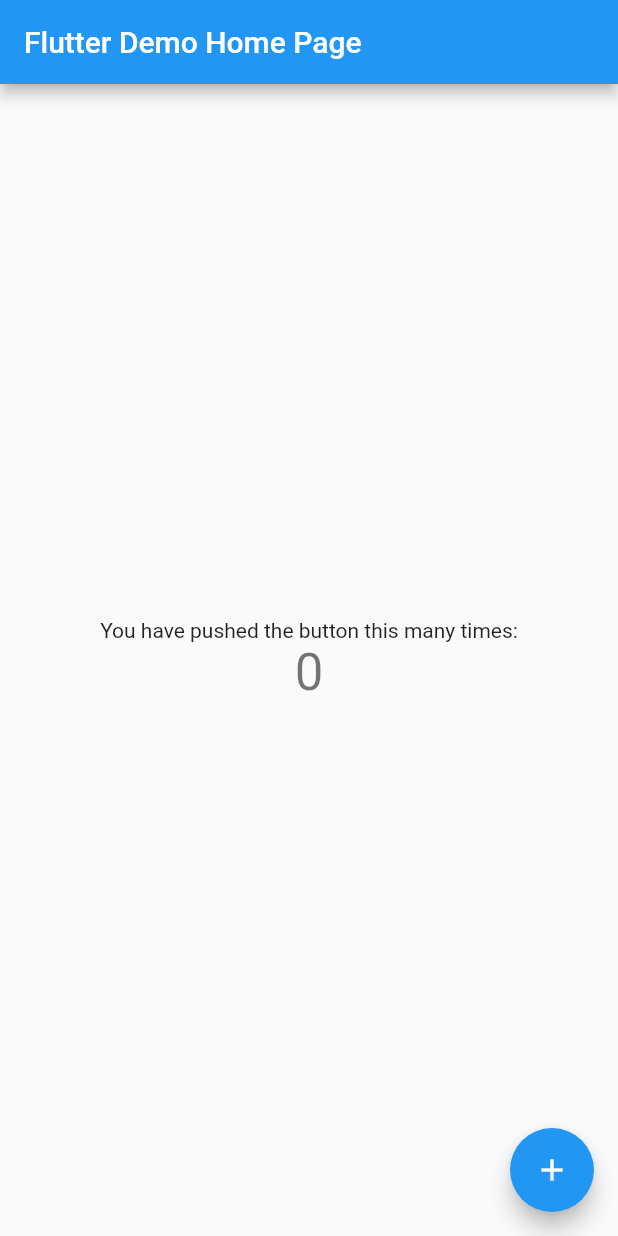
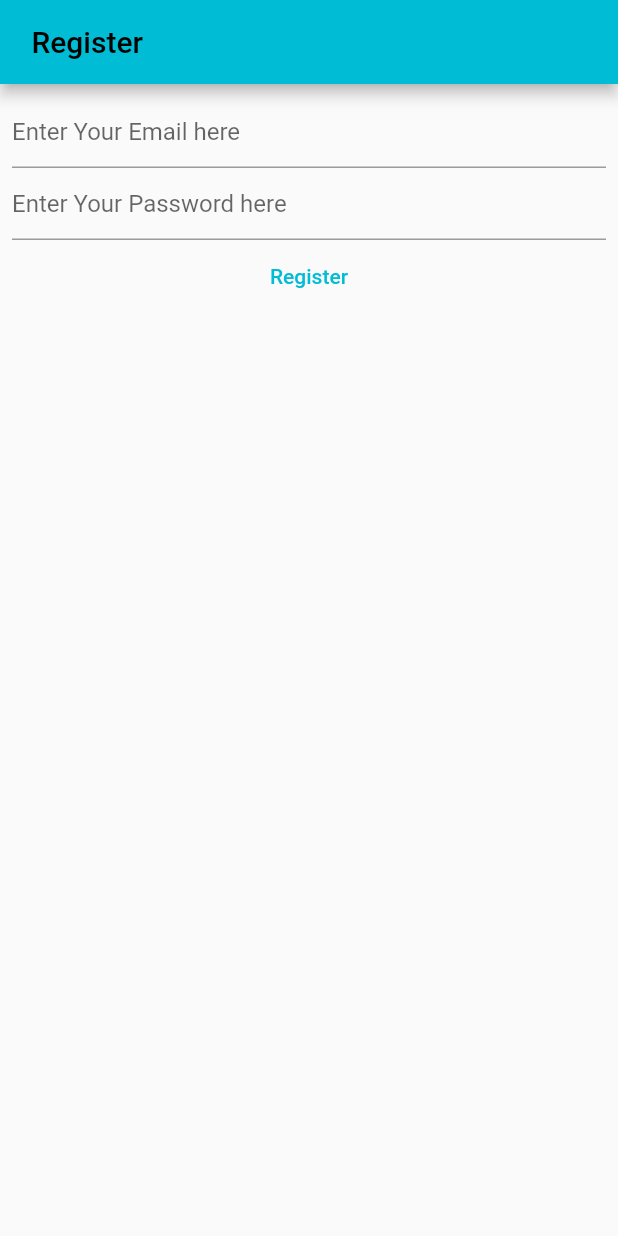
Before and after one commit to flutterexcel/swigy_test, a Flutter app: the screen it shows after launch, on a phone screen of 412 x 824 dp. Run offline on Flutter 3.47's test engine with Material 2 defaults, Android fonts, the phone set to English and light mode, and no system bars; our stand-ins replace firebase_auth, firebase_core; accounts and stored records are empty.

```diff
--- a/lib/main.dart
+++ b/lib/main.dart
@@ -1,115 +1,228 @@
+import 'package:firebase_core/firebase_core.dart';
 import 'package:flutter/material.dart';
+import 'package:firebase_auth/firebase_auth.dart';
+import 'firebase_options.dart';
 
 void main() {
-  runApp(const MyApp());
+  WidgetsFlutterBinding.ensureInitialized();
+
+  runApp(MaterialApp(
+    debugShowCheckedModeBanner: false,
+    title: 'My Test App',
+    theme: ThemeData(primarySwatch: Colors.cyan),
+    home: const HomePage(),
+  ));
 }
 
-class MyApp extends StatelessWidget {
-  const MyApp({super.key});
+class HomePage extends StatefulWidget {
+  const HomePage({super.key});
 
-  // This widget is the root of your application.
   @override
-  Widget build(BuildContext context) {
-    return MaterialApp(
-      title: 'Flutter Demo',
-      theme: ThemeData(
-        // This is the theme of your application.
-        //
-        // Try running your application with "flutter run". You'll see the
-        // application has a blue toolbar. Then, without quitting the app, try
-        // changing the primarySwatch below to Colors.green and then invoke
-        // "hot reload" (press "r" in the console where you ran "flutter run",
-        // or simply save your changes to "hot reload" in a Flutter IDE).
-        // Notice that the counter didn't reset back to zero; the application
-        // is not restarted.
-        primarySwatch: Colors.blue,
-      ),
-      home: const MyHomePage(title: 'Flutter Demo Home Page'),
-    );
-  }
+  State<HomePage> createState() => _HomePageState();
 }
 
-class MyHomePage extends StatefulWidget {
-  const MyHomePage({super.key, required this.title});
-
-  // This widget is the home page of your application. It is stateful, meaning
-  // that it has a State object (defined below) that contains fields that affect
-  // how it looks.
-
-  // This class is the configuration for the state. It holds the values (in this
-  // case the title) provided by the parent (in this case the App widget) and
-  // used by the build method of the State. Fields in a Widget subclass are
-  // always marked "final".
-
-  final String title;
+class _HomePageState extends State<HomePage> {
+  late final TextEditingController _email;
+  late final TextEditingController _password;
+  @override
+  void initState() {
+    super.initState();
+    _password = TextEditingController();
+    _email = TextEditingController();
+  }
 
   @override
-  State<MyHomePage> createState() => _MyHomePageState();
-}
-
-class _MyHomePageState extends State<MyHomePage> {
-  int _counter = 0;
-
-  void _incrementCounter() {
-    setState(() {
-      // This call to setState tells the Flutter framework that something has
-      // changed in this State, which causes it to rerun the build method below
-      // so that the display can reflect the updated values. If we changed
-      // _counter without calling setState(), then the build method would not be
-      // called again, and so nothing would appear to happen.
-      _counter++;
-    });
+  void dispose() {
+    // TODO: implement dispose
+    super.dispose();
+    _email.dispose();
+    _password.dispose();
   }
 
   @override
   Widget build(BuildContext context) {
-    // This method is rerun every time setState is called, for instance as done
-    // by the _incrementCounter method above.
-    //
-    // The Flutter framework has been optimized to make rerunning build methods
-    // fast, so that you can just rebuild anything that needs updating rather
-    // than having to individually change instances of widgets.
     return Scaffold(
-      appBar: AppBar(
-        // Here we take the value from the MyHomePage object that was created by
-        // the App.build method, and use it to set our appbar title.
-        title: Text(widget.title),
-      ),
-      body: Center(
-        // Center is a layout widget. It takes a single child and positions it
-        // in the middle of the parent.
-        child: Column(
-          // Column is also a layout widget. It takes a list of children and
-          // arranges them vertically. By default, it sizes itself to fit its
-          // children horizontally, and tries to be as tall as its parent.
-          //
-          // Invoke "debug painting" (press "p" in the console, choose the
-          // "Toggle Debug Paint" action from the Flutter Inspector in Android
-          // Studio, or the "Toggle Debug Paint" command in Visual Studio Code)
-          // to see the wireframe for each widget.
-          //
-          // Column has various properties to control how it sizes itself and
-          // how it positions its children. Here we use mainAxisAlignment to
-          // center the children vertically; the main axis here is the vertical
-          // axis because Columns are vertical (the cross axis would be
-          // horizontal).
-          mainAxisAlignment: MainAxisAlignment.center,
-          children: <Widget>[
-            const Text(
-              'You have pushed the button this many times:',
+        appBar: AppBar(
+          title: const Text(' Register'),
+        ),
+        body: Padding(
+          padding: const EdgeInsets.all(8.0),
+          child: FutureBuilder(
+            future: Firebase.initializeApp(
+              options: DefaultFirebaseOptions.currentPlatform,
             ),
-            Text(
-              '$_counter',
-              style: Theme.of(context).textTheme.headline4,
-            ),
-          ],
-        ),
-      ),
-      floatingActionButton: FloatingActionButton(
-        onPressed: _incrementCounter,
-        tooltip: 'Increment',
-        child: const Icon(Icons.add),
-      ), // This trailing comma makes auto-formatting nicer for build methods.
-    );
+            builder: (context, snapshot) {
+              switch (snapshot.connectionState) {
+                case ConnectionState.done:
+                  return Column(
+                    children: [
+                      TextField(
+                        enableSuggestions: false,
+                        autocorrect: false,
+                        controller: _email,
+                        decoration: const InputDecoration(
+                            hintText: 'Enter Your Email here'),
+                      ),
+                      TextField(
+                        controller: _password,
+                        obscureText: true,
+                        enableSuggestions: false,
+                        autocorrect: false,
+                        decoration: const InputDecoration(
+                            hintText: 'Enter Your Password here'),
+                      ),
+                      Center(
+                        child: TextButton(
+                          onPressed: () async {
+                            final email = _email.text;
+                            final password = _password.text;
+
+                            final userCredential = await FirebaseAuth.instance
+                                .createUserWithEmailAndPassword(
+                                    email: email, password: password);
+
+                            print("userCredential${userCredential}");
+                          },
+                          child: const Text('Register'),
+                        ),
+                      ),
+                    ],
+                  );
+
+                default:
+                  return Text('Loading');
+              }
+            },
+          ),
+        ));
   }
 }
+
+
+
+
+
+
+
+// class MyApp extends StatelessWidget {
+//   const MyApp({super.key});
+
+//   // This widget is the root of your application.
+//   @override
+//   Widget build(BuildContext context) {
+//     return MaterialApp(
+//       debugShowCheckedModeBanner: false,
+//       title: 'Flutter Demo',
+//       theme: ThemeData(
+//         primarySwatch: Colors.orange,
+//       ),
+//       home: const MyHomePage(title: 'Swiggy Dynamic Page'),
+//     );
+//   }
+// }
+
+// class MyHomePage extends StatefulWidget {
+//   const MyHomePage({super.key, required this.title});
+
+//   final String title;
+
+//   @override
+//   State<MyHomePage> createState() => _MyHomePageState();
+// }
+
+// class _MyHomePageState extends State<MyHomePage> {
+//   int _counter = 0;
+
+//   void _incrementCounter() {
+//     setState(() {
+//       _counter++;
+//     });
+//   }
+
+//   @override
+//   Widget build(BuildContext context) {
+//     return Scaffold(
+//       appBar: AppBar(
+//         // Here we take the value from the MyHomePage object that was created by
+//         // the App.build method, and use it to set our appbar title.
+//         title: Text(widget.title),
+//       ),
+//       body:
+//           // Center is a layout widget. It takes a single child and positions it
+//           // in the middle of the parent.
+//           Column(mainAxisAlignment: MainAxisAlignment.center, children: [
+//         Spacer(),
+//         Divider(color: Colors.grey),
+//       ]),
+
+//       bottomNavigationBar: Padding(
+//         padding: const EdgeInsets.all(8.0),
+//         child: Row(
+//           children: <Widget>[
+//             Expanded(
+//               child: InkWell(
+//                 onTap: () {
+//                   showDialog(
+//                     context: context,
+//                     builder: (context) {
+//                       return HoverItem();
+//                     },
+//                   );
+//                 },
+//                 onHover: (value) {
+//                   showDialog(
+//                     context: context,
+//                     builder: (context) {
+//                       return const HoverItem();
+//                     },
+//                   );
+//                 },
+//                 child: Container(
+//                   height: 30,
+//                   width: 30,
+//                   child: Image(
+//                       image: AssetImage('asset/images/swiggy.176x256.png')),
+//                 ),
+//               ),
+//             ),
+
+//             Expanded(
+//               child: Container(
+//                 height: 30,
+//                 width: 30,
+//                 child: Image(image: AssetImage('asset/images/swiggybowl.png')),
+//               ),
+//             ),
+
+//             Expanded(
+//               child: Container(
+//                 height: 30,
+//                 width: 30,
+//                 child:
+//                     Image(image: AssetImage('asset/images/swiggy_grocery.png')),
+//               ),
+//             ),
+
+//             Expanded(
+//               child: Container(
+//                 height: 30,
+//                 width: 30,
+//                 child: Image(image: AssetImage('asset/images/dineeeee.png')),
+//               ),
+//             ),
+
+//             Expanded(
+//               child: Container(
+//                 height: 30,
+//                 width: 30,
+//                 child: Image(image: AssetImage('asset/images/creditcard.png')),
+//               ),
+//             ),
+
+//             // Image.asset('apg.png')
+//           ],
+//         ),
+//       ), // This trailing comma makes auto-formatting nicer for build methods.
+//     );
+//   }
+// }
--- a/pubspec.yaml
+++ b/pubspec.yaml
@@ -36,6 +36,9 @@ dependencies:
   # The following adds the Cupertino Icons font to your application.
   # Use with the CupertinoIcons class for iOS style icons.
   cupertino_icons: ^1.0.2
+  firebase_core: ^2.24.2
+  firebase_auth: ^4.15.3
+  firebase_analytics: ^10.7.4
 
 dev_dependencies:
   flutter_test:
```
Also changed, not shown: lib/view/login_view.dart (added, +99 -0 lines), lib/firebase_options.dart (added), pubspec.lock, 10 other files.
